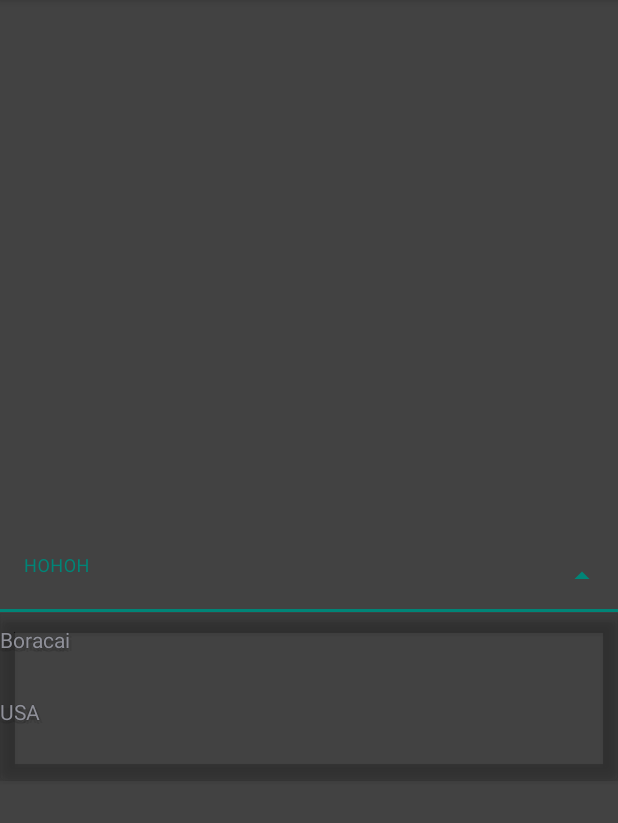
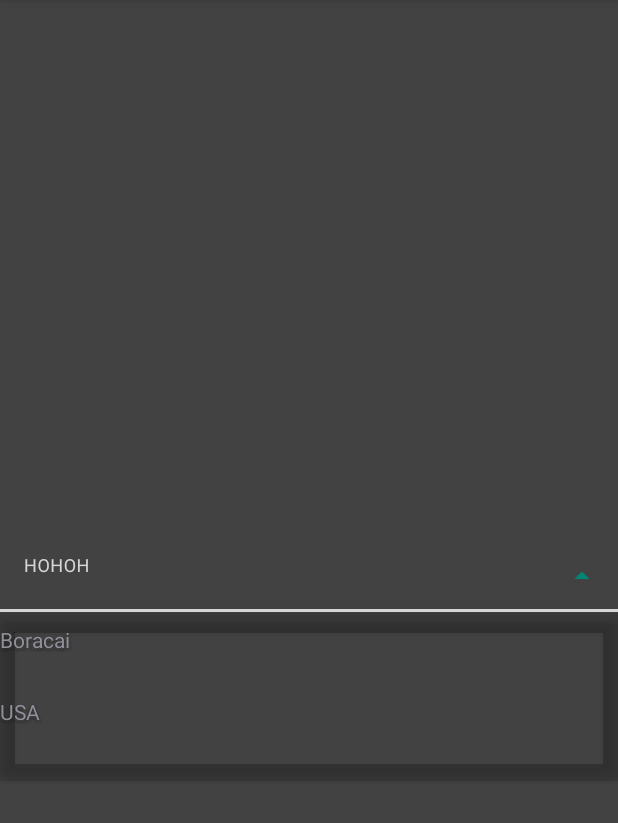
Before and after one commit to arifinreinaldo/playground, an Android app: the TransparentActivity screen opened directly, with no data from a screen before it, after a tap on an icon or button, on a phone screen of 412 x 824 dp, the part 84-907 px from its top. Run offline under Robolectric (Android 15) with nearby library versions, the phone set to English and light mode, and no system bars.

Commit message:
change color

```diff
--- a/app/src/main/res/layout/activity_transparent.xml
+++ b/app/src/main/res/layout/activity_transparent.xml
@@ -14,6 +14,8 @@
         android:layout_height="wrap_content"
         android:hint="HOHOH"
         app:boxBackgroundColor="@android:color/transparent"
+        app:boxStrokeColor="@color/mdtp_white"
+        app:hintTextColor="@color/mdtp_white"
         app:layout_constraintBottom_toBottomOf="parent"
         app:layout_constraintLeft_toLeftOf="parent"
         app:layout_constraintRight_toRightOf="parent"
```
